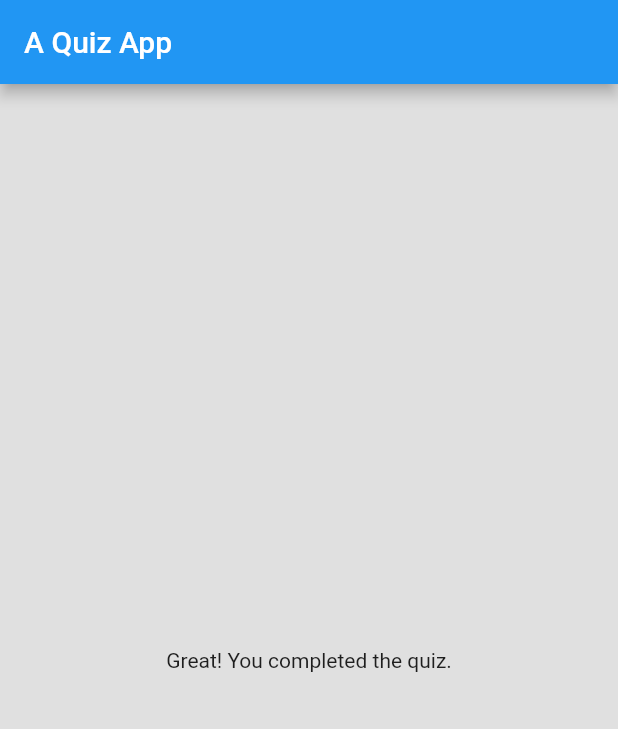
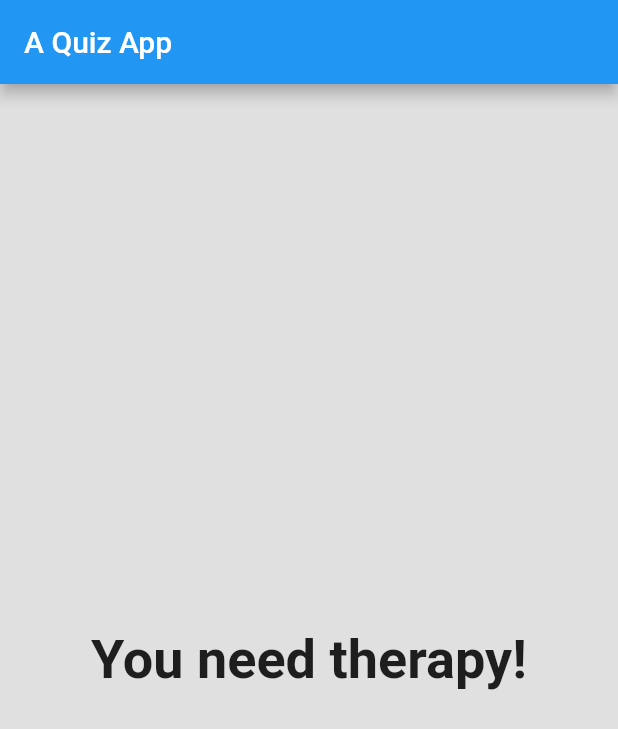
Before and after one commit to shahiutsav/quiz_app, a Flutter app: the screen it shows after launch, after a tap on "Black", after a tap on "Rabbit", after a tap on "Geoffrey Chaucer", on a phone screen of 412 x 824 dp. Shown: the top 729 px of the screen. Run offline on Flutter 3.47's test engine with Material 2 defaults, Android fonts, the phone set to English and light mode, and no system bars.

Commit message:
Show dynamic results based on score

```diff
--- a/lib/main.dart
+++ b/lib/main.dart
@@ -71,7 +71,7 @@ class _MyAppState extends State<MyApp> {
                   answerQuestion: _answerQuestion,
                   questionIndex: _questionIndex,
                 )
-              : const Result()),
+              : Result(_totalScore)),
     );
   }
 }
--- a/lib/result.dart
+++ b/lib/result.dart
@@ -1,12 +1,34 @@
 import 'package:flutter/material.dart';
 
 class Result extends StatelessWidget {
-  const Result({super.key});
+  const Result(this.resultScore, {super.key});
+  final int resultScore;
+
+  String get resultPhrase {
+    var resultText = 'You did it!';
+    if (resultScore <= 8) {
+      resultText = 'You are awesome and innocent!';
+    } else if (resultScore <= 12) {
+      resultText = 'Pretty likeable!';
+    } else if (resultScore <= 16) {
+      resultText = "You are ... strange?!";
+    } else {
+      resultText = 'You need therapy!';
+    }
+    return resultText;
+  }
 
   @override
   Widget build(BuildContext context) {
-    return const Center(
-      child: Text('Great! You completed the quiz.'),
+    return Center(
+      child: Text(
+        resultPhrase,
+        textAlign: TextAlign.center,
+        style: const TextStyle(
+          fontSize: 36,
+          fontWeight: FontWeight.bold,
+        ),
+      ),
     );
   }
 }
```
